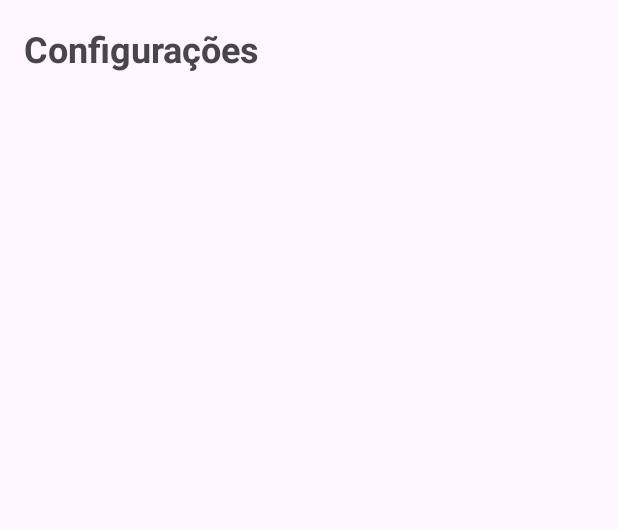
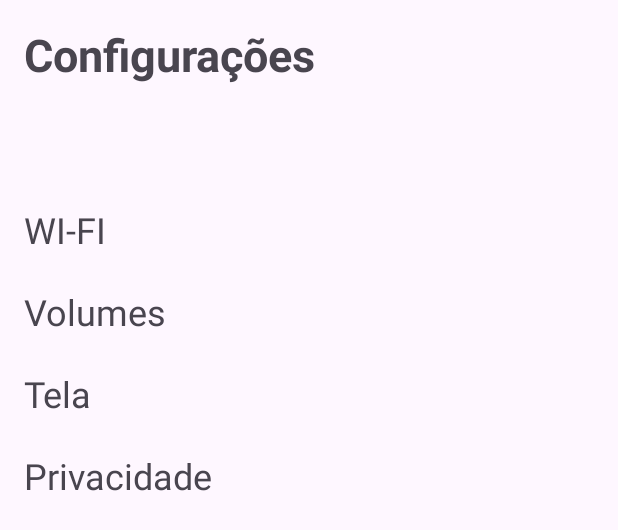
Before and after one commit to leocscotti/CP3-Mobile-SQLite-Crud, an Android app: the layout activity_configuracoes.xml on its own in the app's theme, with its tools: preview values and no code run, on a phone screen of 412 x 824 dp. Shown: the top 530 px of the screen. Run offline under Robolectric (Android 15) with nearby library versions, the phone set to English and light mode, and no system bars.

Commit message:
ajustes na main

```diff
--- a/app/src/main/res/layout/activity_configuracoes.xml
+++ b/app/src/main/res/layout/activity_configuracoes.xml
@@ -9,8 +9,33 @@
         android:layout_width="wrap_content"
         android:layout_height="wrap_content"
         android:text="Configurações"
-        android:textSize="24sp"
-        android:textStyle="bold" />
+        android:textSize="30sp"
+        android:textStyle="bold"
+        android:layout_marginBottom="80dp"/>
 
-    <!-- Aqui você pode adicionar mais configurações -->
+    <TextView
+        android:layout_width="wrap_content"
+        android:layout_height="wrap_content"
+        android:text="WI-FI"
+        android:textSize="24dp"
+        android:layout_marginBottom="22dp"/>
+    <TextView
+        android:layout_width="wrap_content"
+        android:layout_height="wrap_content"
+        android:text="Volumes"
+        android:textSize="24dp"
+        android:layout_marginBottom="22dp"/>
+    <TextView
+        android:layout_width="wrap_content"
+        android:layout_height="wrap_content"
+        android:text="Tela"
+        android:textSize="24dp"
+        android:layout_marginBottom="22dp"/>
+    <TextView
+        android:layout_width="wrap_content"
+        android:layout_height="wrap_content"
+        android:text="Privacidade"
+        android:textSize="24dp"
+        />
+
 </LinearLayout>
```
Also changed, not shown: app/src/main/java/com/example/cp3_sqlitecrud/MainActivity.kt (+0 -8 lines), app/src/main/res/layout/activity_main.xml (+0 -11 lines).
